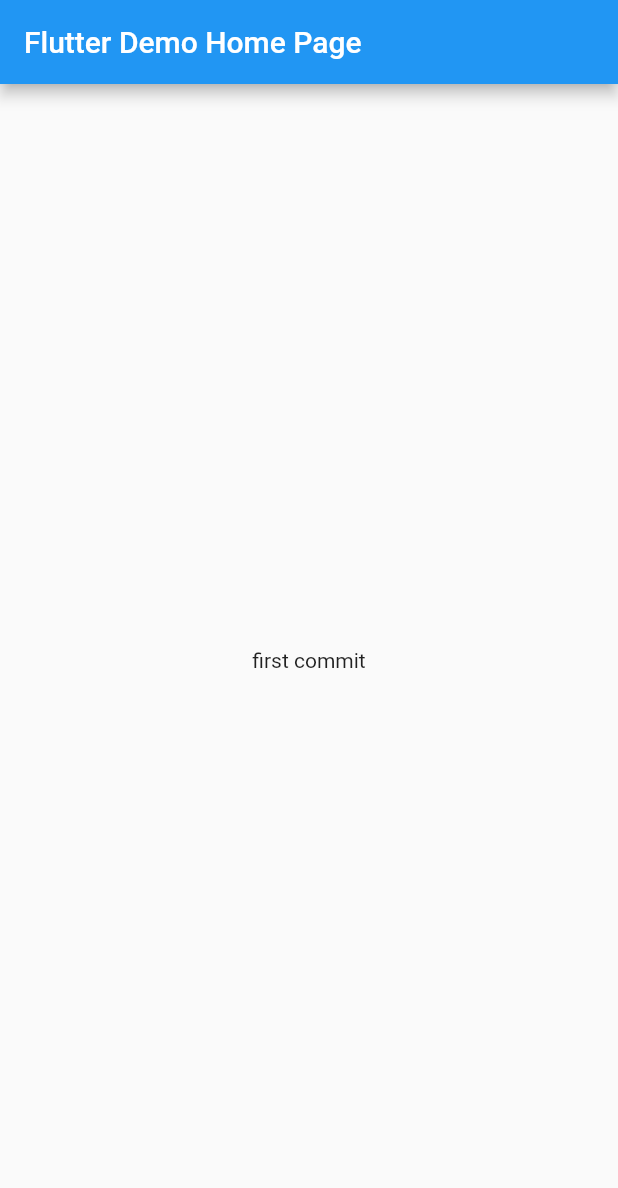
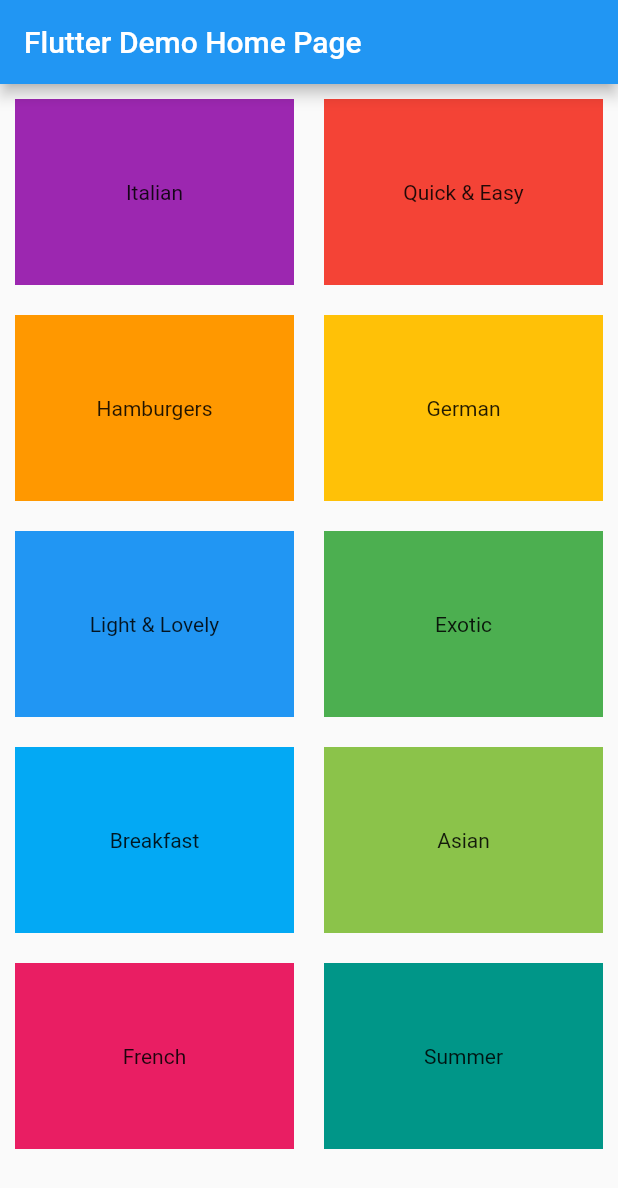
Before and after one commit to MahmoudElsayed-eg/flutter_meal_app, a Flutter app: the screen it shows after launch, on a phone screen of 412 x 824 dp. Shown: the top 1188 px of the screen. Run offline on Flutter 3.47's test engine with Material 2 defaults, Android fonts, the phone set to English and light mode, and no system bars.

Commit message:
added categories_screen.dart and populate with dummy_data.dart

```diff
--- /dev/null
+++ b/lib/dummy_data.dart
@@ -0,0 +1,56 @@
+import 'package:flutter/material.dart';
+
+import './models/category.dart';
+
+const DUMMY_CATEGORIES = const [
+  Category(
+    id: 'c1',
+    title: 'Italian',
+    color: Colors.purple,
+  ),
+  Category(
+    id: 'c2',
+    title: 'Quick & Easy',
+    color: Colors.red,
+  ),
+  Category(
+    id: 'c3',
+    title: 'Hamburgers',
+    color: Colors.orange,
+  ),
+  Category(
+    id: 'c4',
+    title: 'German',
+    color: Colors.amber,
+  ),
+  Category(
+    id: 'c5',
+    title: 'Light & Lovely',
+    color: Colors.blue,
+  ),
+  Category(
+    id: 'c6',
+    title: 'Exotic',
+    color: Colors.green,
+  ),
+  Category(
+    id: 'c7',
+    title: 'Breakfast',
+    color: Colors.lightBlue,
+  ),
+  Category(
+    id: 'c8',
+    title: 'Asian',
+    color: Colors.lightGreen,
+  ),
+  Category(
+    id: 'c9',
+    title: 'French',
+    color: Colors.pink,
+  ),
+  Category(
+    id: 'c10',
+    title: 'Summer',
+    color: Colors.teal,
+  ),
+];
--- a/lib/main.dart
+++ b/lib/main.dart
@@ -1,4 +1,5 @@
 import 'package:flutter/material.dart';
+import 'package:flutter_meal_app/screens/categories_screen.dart';
 
 void main() {
   runApp(MyApp());
@@ -33,9 +34,7 @@ class _MyHomePageState extends State<MyHomePage> {
       appBar: AppBar(
         title: Text(widget.title),
       ),
-      body: Center(
-        child: Text("first commit"),
-      ),
+      body: CategoriesScreen(),
     );
   }
 }
--- /dev/null
+++ b/lib/models/category.dart
@@ -0,0 +1,8 @@
+import 'package:flutter/material.dart';
+
+class Category {
+  final String id;
+  final String title;
+  final Color color;
+  const Category({required this.id,required this.title, this.color = Colors.orange});
+}
--- /dev/null
+++ b/lib/screens/categories_screen.dart
@@ -0,0 +1,21 @@
+import 'package:flutter/material.dart';
+import 'package:flutter_meal_app/dummy_data.dart';
+
+class CategoriesScreen extends StatelessWidget {
+  const CategoriesScreen({Key? key}) : super(key: key);
+
+  @override
+  Widget build(BuildContext context) {
+    return Padding(
+      padding: const EdgeInsets.all(10.0),
+      child: GridView(
+          gridDelegate: SliverGridDelegateWithMaxCrossAxisExtent(
+              maxCrossAxisExtent: 200,
+              childAspectRatio: 3 / 2,
+              crossAxisSpacing: 20,
+              mainAxisSpacing: 20),children: DUMMY_CATEGORIES.map((e) {
+                return Container(color: e.color,child: Center(child: Text(e.title)),);
+      }).toList(),),
+    );
+  }
+}
```
